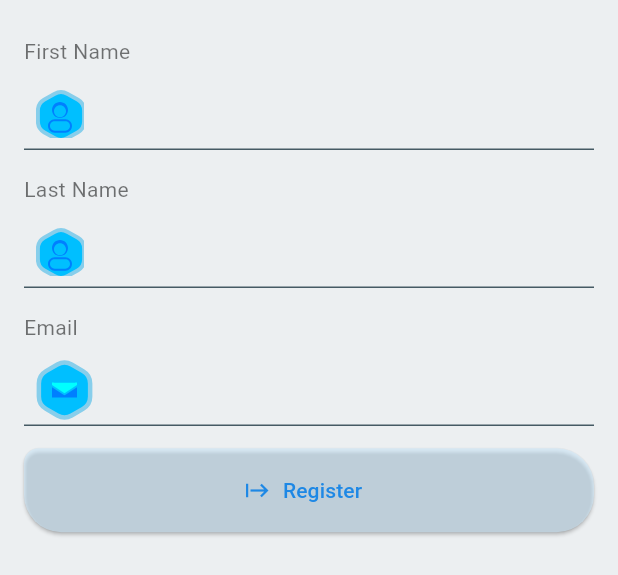
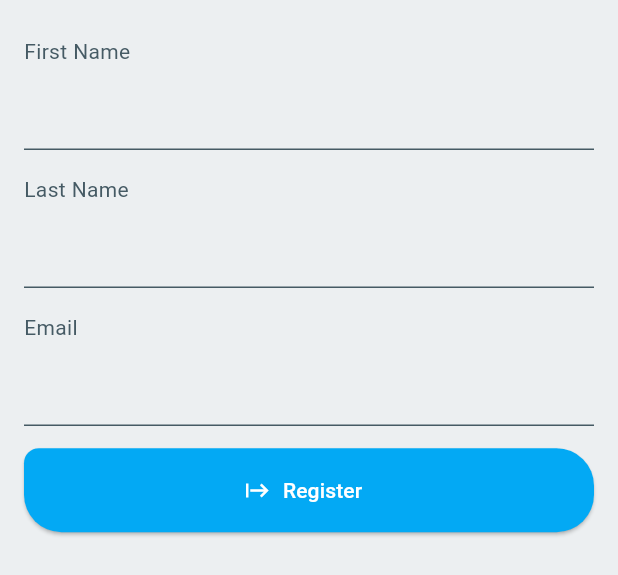
Before and after one commit to kesslermatics/Aquaware, a Flutter app: the RegisterForm widget shown alone on an empty page, opened directly, on a phone screen of 412 x 824 dp. Shown: the top 575 px of the screen. Run offline on Flutter 3.47's test engine with Material 3 defaults, Android fonts, the phone set to English and light mode, and no system bars; our stand-ins replace fl_chart, flutter_secure_storage, flutter_svg, font_awesome_flutter, rive, shared_preferences; accounts and stored records are empty.

Commit message:
Changed look of forms

```diff
--- a/App/lib/screens/onboarding/components/register_form.dart
+++ b/App/lib/screens/onboarding/components/register_form.dart
@@ -1,4 +1,5 @@
 import 'package:aquaware/constants.dart';
+import 'package:aquaware/services/color_provider.dart';
 import 'package:aquaware/services/user_service.dart';
 import 'package:flutter/cupertino.dart';
 import 'package:flutter/material.dart';
@@ -22,7 +23,6 @@ class _RegisterFormState extends State<RegisterForm> {
       TextEditingController();
   bool isShowLoading = false;
   bool isShowConfetti = false;
-  bool rememberMe = false;
   bool _isPasswordVisible = false;
   bool _isConfirmPasswordVisible = false;
 
@@ -102,7 +102,7 @@ class _RegisterFormState extends State<RegisterForm> {
                         children: [
                           const Text(
                             "First Name",
-                            style: TextStyle(color: Colors.black54),
+                            style: TextStyle(color: ColorProvider.textDark),
                           ),
                           Padding(
                             padding:
@@ -115,19 +115,11 @@ class _RegisterFormState extends State<RegisterForm> {
                                 }
                                 return null;
                               },
-                              decoration: InputDecoration(
-                                prefixIcon: Padding(
-                                  padding: const EdgeInsets.symmetric(
-                                      horizontal: 8.0),
-                                  child: SvgPicture.asset(
-                                      "assets/icons/username.svg"),
-                                ),
-                              ),
                             ),
                           ),
                           const Text(
                             "Last Name",
-                            style: TextStyle(color: Colors.black54),
+                            style: TextStyle(color: ColorProvider.textDark),
                           ),
                           Padding(
                             padding:
@@ -140,19 +132,11 @@ class _RegisterFormState extends State<RegisterForm> {
                                 }
                                 return null;
                               },
-                              decoration: InputDecoration(
-                                prefixIcon: Padding(
-                                  padding: const EdgeInsets.symmetric(
-                                      horizontal: 8.0),
-                                  child: SvgPicture.asset(
-                                      "assets/icons/username.svg"),
-                                ),
-                              ),
                             ),
                           ),
                           const Text(
                             "Email",
-                            style: TextStyle(color: Colors.black54),
+                            style: TextStyle(color: ColorProvider.textDark),
                           ),
                           Padding(
                             padding:
@@ -165,19 +149,11 @@ class _RegisterFormState extends State<RegisterForm> {
                                 }
                                 return null;
                               },
-                              decoration: InputDecoration(
-                                prefixIcon: Padding(
-                                  padding: const EdgeInsets.symmetric(
-                                      horizontal: 8.0),
-                                  child: SvgPicture.asset(
-                                      "assets/icons/email.svg"),
-                                ),
-                              ),
                             ),
                           ),
                           const Text(
                             "Password",
-                            style: TextStyle(color: Colors.black54),
+                            style: TextStyle(color: ColorProvider.textDark),
                           ),
                           Padding(
                             padding:
@@ -192,12 +168,6 @@ class _RegisterFormState extends State<RegisterForm> {
                               },
                               obscureText: !_isPasswordVisible,
                               decoration: InputDecoration(
-                                prefixIcon: Padding(
-                                  padding: const EdgeInsets.symmetric(
-                                      horizontal: 8.0),
-                                  child: SvgPicture.asset(
-                                      "assets/icons/password.svg"),
-                                ),
                                 suffixIcon: IconButton(
                                   icon: Icon(
                                     _isPasswordVisible
@@ -215,7 +185,7 @@ class _RegisterFormState extends State<RegisterForm> {
                           ),
                           const Text(
                             "Confirm Password",
-                            style: TextStyle(color: Colors.black54),
+                            style: TextStyle(color: ColorProvider.textDark),
                           ),
                           Padding(
                             padding:
@@ -233,12 +203,6 @@ class _RegisterFormState extends State<RegisterForm> {
                               },
                               obscureText: !_isConfirmPasswordVisible,
                               decoration: InputDecoration(
-                                prefixIcon: Padding(
-                                  padding: const EdgeInsets.symmetric(
-                                      horizontal: 8.0),
-                                  child: SvgPicture.asset(
-                                      "assets/icons/password.svg"),
-                                ),
                                 suffixIcon: IconButton(
                                   icon: Icon(
                                     _isConfirmPasswordVisible
@@ -254,19 +218,6 @@ class _RegisterFormState extends State<RegisterForm> {
                                 ),
                               ),
                             ),
-                          ),
-                          Row(
-                            children: [
-                              Checkbox(
-                                value: rememberMe,
-                                onChanged: (value) {
-                                  setState(() {
-                                    rememberMe = value!;
-                                  });
-                                },
-                              ),
-                              const Text("Remember Me")
-                            ],
                           ),
                         ],
                       ),
@@ -284,7 +235,7 @@ class _RegisterFormState extends State<RegisterForm> {
                     }
                   },
                   style: ElevatedButton.styleFrom(
-                    backgroundColor: lightBlue,
+                    backgroundColor: Colors.lightBlue,
                     minimumSize: const Size(double.infinity, 56),
                     shape: const RoundedRectangleBorder(
                       borderRadius: BorderRadius.only(
@@ -297,8 +248,12 @@ class _RegisterFormState extends State<RegisterForm> {
                   ),
                   icon: const Icon(
                     Icons.start,
+                    color: ColorProvider.textLight,
                   ),
-                  label: const Text("Register"),
+                  label: const Text(
+                    "Register",
+                    style: TextStyle(color: ColorProvider.textLight),
+                  ),
                 ),
               ),
             ],
--- a/App/lib/screens/onboarding/onboding_screen.dart
+++ b/App/lib/screens/onboarding/onboding_screen.dart
@@ -1,5 +1,6 @@
 import 'dart:ui';
 
+import 'package:aquaware/services/color_provider.dart';
 import 'package:flutter/cupertino.dart';
 import 'package:flutter/material.dart';
 import 'package:rive/rive.dart';
@@ -56,7 +57,7 @@ class _OnboardingScreenState extends State<OnboardingScreen> {
                           Text(
                             "Welcome to Aquaware",
                             style: TextStyle(
-                              color: Colors.white,
+                              color: ColorProvider.textLight,
                               fontSize: 50,
                               fontFamily: "Poppins",
                               height: 1.2,
@@ -97,6 +98,7 @@ class _OnboardingScreenState extends State<OnboardingScreen> {
                         child: const Text(
                           "Get Started",
                           style: TextStyle(
+                            color: ColorProvider.textDark,
                             fontSize: 20,
                             fontWeight: FontWeight.bold,
                           ),
```
Also changed, not shown: App/lib/screens/onboarding/components/sign_in_form.dart (+11 -14 lines), 1 other file.
